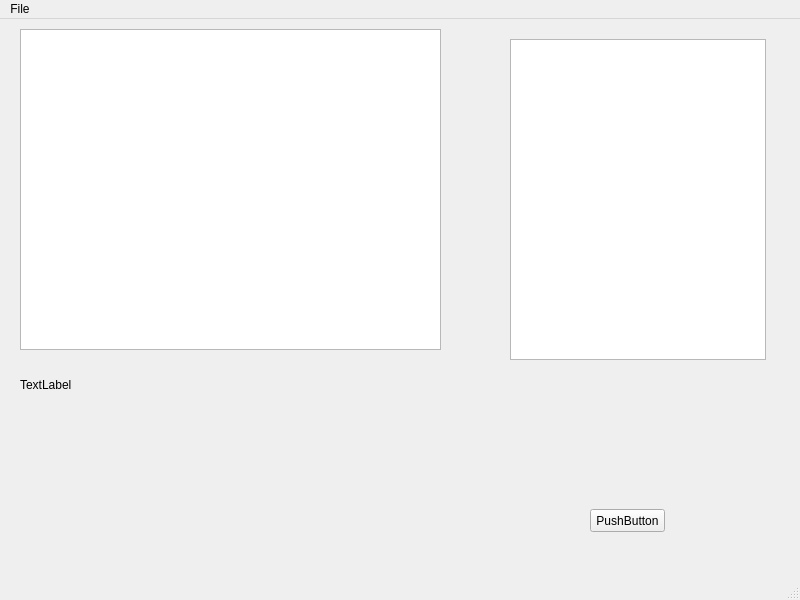
Before: the Qt Designer form untitled.ui in goodman1209/PyQTExample, drawn with Qt 5.
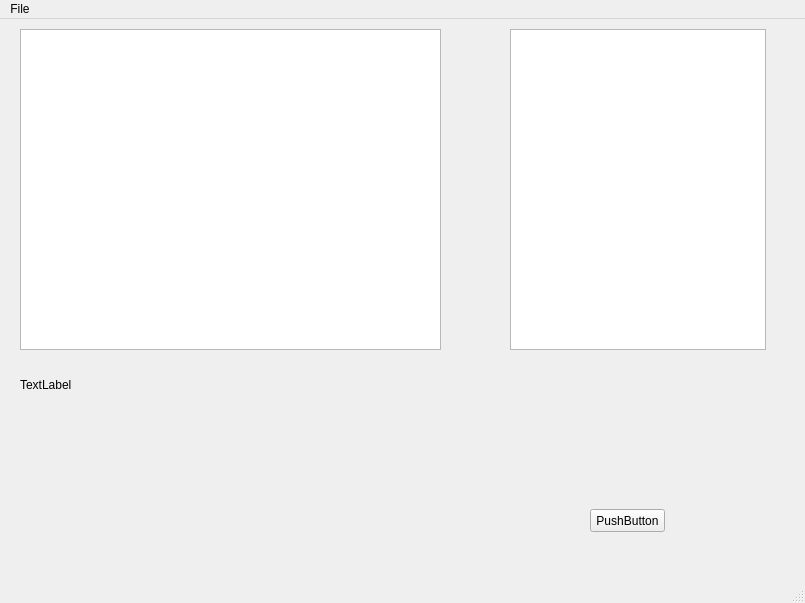
After: the same form once the commit is applied.

Commit message: Python with dialog

```diff
--- a/untitled.ui
+++ b/untitled.ui
@@ -6,8 +6,8 @@
    <rect>
     <x>0</x>
     <y>0</y>
-    <width>800</width>
-    <height>600</height>
+    <width>805</width>
+    <height>603</height>
    </rect>
   </property>
   <property name="windowTitle">
@@ -44,7 +44,7 @@
     <property name="geometry">
      <rect>
       <x>510</x>
-      <y>20</y>
+      <y>10</y>
       <width>256</width>
       <height>321</height>
      </rect>
@@ -70,7 +70,7 @@
     <rect>
      <x>0</x>
      <y>0</y>
-     <width>800</width>
+     <width>805</width>
      <height>22</height>
     </rect>
    </property>
```
Left out of the diff: 4 changed lines with no effect on the pictures. The commit also changes 3 other files.
